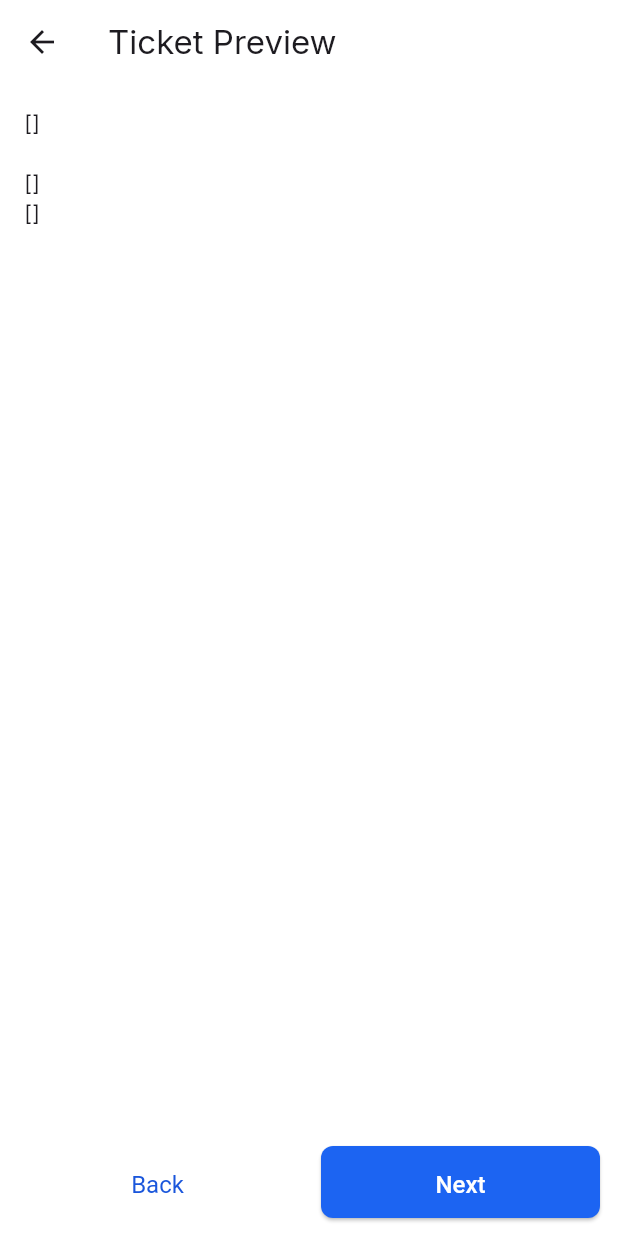
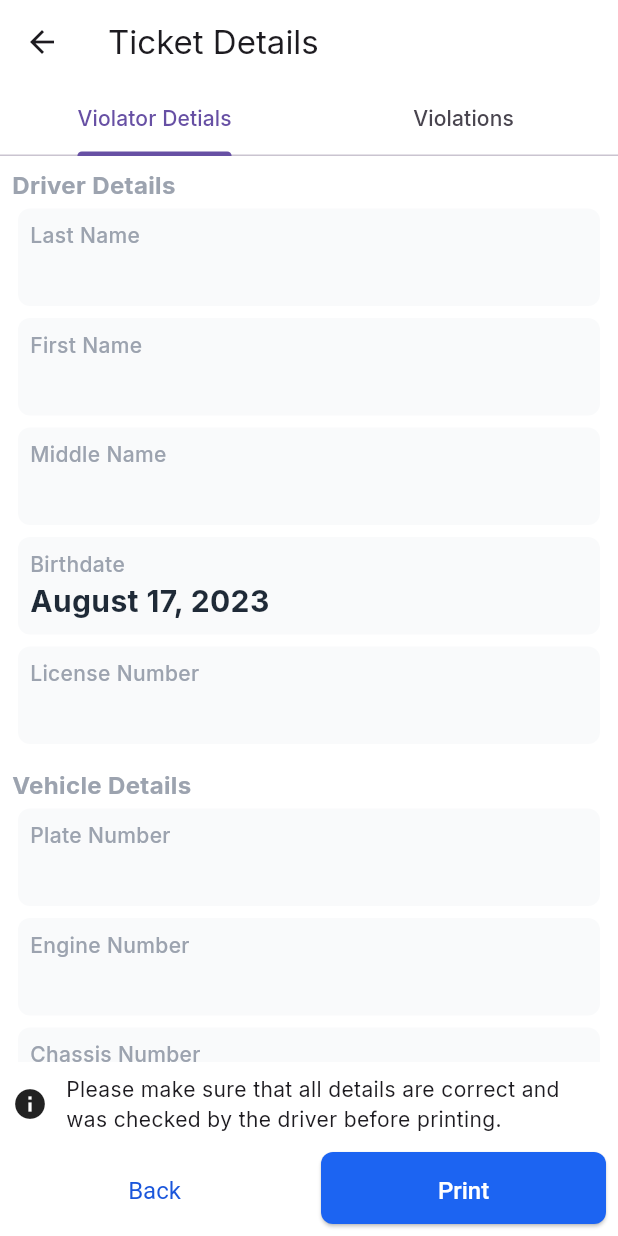
Before and after one commit to romarmph/u-traffic-enforcer, a Flutter app: the TicketPreview screen opened by its route, on a phone screen of 412 x 824 dp. Run offline on Flutter 3.47's test engine with Material 2 defaults, Android fonts, the phone set to English and light mode, and no system bars; our stand-ins replace cloud_firestore, firebase_auth, firebase_core, google_fonts, image_cropper, image_picker; accounts and stored records are empty; network calls fail.

Commit message:
Add ticket details preview page

```diff
--- a/lib/model/ticket_model.dart
+++ b/lib/model/ticket_model.dart
@@ -1,11 +1,9 @@
 import 'package:u_traffic_enforcer/config/enums/ticket_status.dart';
 
 class Ticket {
-  String? id;
-
+  final String? id;
   int? ticketNumber;
-
-  List<String>? violationsID;
+  List<String?> violationsID;
   String? licenseNumber;
   String? driverFirstName;
   String? driverMiddleName;
@@ -28,7 +26,7 @@ class Ticket {
   Ticket({
     this.id,
     this.ticketNumber,
-    this.violationsID,
+    this.violationsID = const [],
     this.licenseNumber,
     this.driverFirstName,
     this.driverMiddleName,
--- /dev/null
+++ b/lib/pages/common/preview_list_tile.dart
@@ -0,0 +1,50 @@
+import 'package:flutter/material.dart';
+
+import '../../config/themes/colors.dart';
+import '../../config/themes/spacing.dart';
+
+class PreviewListTile extends StatelessWidget {
+  const PreviewListTile({
+    super.key,
+    required this.title,
+    required this.subtitle,
+  });
+
+  final String title;
+  final String subtitle;
+
+  @override
+  Widget build(BuildContext context) {
+    return Card(
+      shape: RoundedRectangleBorder(
+        borderRadius: BorderRadius.circular(USpace.space8),
+      ),
+      elevation: 0,
+      color: UColors.gray50,
+      child: Padding(
+        padding: const EdgeInsets.all(8.0),
+        child: Column(
+          crossAxisAlignment: CrossAxisAlignment.stretch,
+          children: [
+            Text(
+              subtitle,
+              style: const TextStyle(
+                color: UColors.gray400,
+                fontSize: 14,
+                fontWeight: FontWeight.w500,
+              ),
+            ),
+            Text(
+              title,
+              style: TextStyle(
+                fontWeight: FontWeight.w700,
+                fontSize: 20,
+                color: title.isEmpty ? UColors.gray400 : UColors.gray800,
+              ),
+            ),
+          ],
+        ),
+      ),
+    );
+  }
+}
--- a/lib/pages/home/home_page.dart
+++ b/lib/pages/home/home_page.dart
@@ -310,8 +310,6 @@ class _HomePageState extends State<HomePage> {
   Widget build(BuildContext context) {
     final provider = Provider.of<AuthService>(context);
 
-    print(provider.currentUser.email);
-    print(provider.currentUser.id);
     return Scaffold(
       body: SafeArea(
         child: Column(
--- a/lib/pages/ticket/preview_page.dart
+++ b/lib/pages/ticket/preview_page.dart
@@ -1,18 +1,56 @@
 import 'package:flutter/material.dart';
+import 'package:intl/intl.dart';
 import 'package:provider/provider.dart';
+import 'package:u_traffic_enforcer/model/violation_model.dart';
 
 import '../../config/themes/colors.dart';
 import '../../config/themes/spacing.dart';
+import '../../model/ticket_model.dart';
 import '../../providers/ticket_provider.dart';
+import '../../providers/violations_provider.dart';
+import '../common/preview_list_tile.dart';
 
-class TicketPreview extends StatelessWidget {
+class TicketPreview extends StatefulWidget {
   const TicketPreview({super.key});
+
+  @override
+  State<TicketPreview> createState() => _TicketPreviewState();
+}
+
+class _TicketPreviewState extends State<TicketPreview>
+    with SingleTickerProviderStateMixin {
+  late TabController tabController;
+
+  @override
+  void initState() {
+    tabController = TabController(length: 2, vsync: this);
+
+    super.initState();
+  }
 
   Widget _buildActionButtons(BuildContext context) {
     return Container(
-      padding: const EdgeInsets.all(USpace.space12),
+      padding: const EdgeInsets.all(USpace.space8),
       color: UColors.white,
-      child: Row(
+      child: Column(
+        mainAxisAlignment: MainAxisAlignment.start,
+        mainAxisSize: MainAxisSize.min,
+        children: [
+          const Row(
+            mainAxisSize: MainAxisSize.min,
+            children: [
+              Icon(Icons.info),
+              SizedBox(width: USpace.space12),
+              Flexible(
+                child: Text(
+                  "Please make sure that all details are correct and was checked by the driver before printing.",
+                  overflow: TextOverflow.clip,
+                ),
+              ),
+            ],
+          ),
+          const SizedBox(height: USpace.space12),
+          Row(
             children: [
               Expanded(
                 child: TextButton(
@@ -28,8 +66,10 @@ class TicketPreview extends StatelessWidget {
                   onPressed: () {
                     Navigator.pushNamed(context, "/ticketpreview");
                   },
-              child: const Text("Next"),
+                  child: const Text("Print"),
                 ),
+              ),
+            ],
           ),
         ],
       ),
@@ -38,34 +78,147 @@ class TicketPreview extends StatelessWidget {
 
   @override
   Widget build(BuildContext context) {
+    final violationsProvider = Provider.of<ViolationProvider>(
+      context,
+      listen: false,
+    );
     return Scaffold(
       appBar: AppBar(
-        title: const Text("Ticket Preview"),
+        title: const Text("Ticket Details"),
       ),
-      body: Padding(
-        padding: const EdgeInsets.all(USpace.space16),
-        child: Consumer<TicketProvider>(
+      body: Consumer<TicketProvider>(
         builder: (context, value, child) {
+          final Ticket ticket = value.getTicket;
+
           return Column(
             children: [
-                Text(
-                  value.getTicket.violationsID.toString(),
+              TabBar(
+                controller: tabController,
+                tabs: _buildTabs(),
               ),
-                Text(
-                  value.getTicket.enforcerId.toString(),
+              Expanded(
+                child: TabBarView(
+                  controller: tabController,
+                  children: [
+                    _builDetailsView(ticket),
+                    _buildViolationsView(),
+                  ],
                 ),
-                Text(
-                  value.getTicket.violationsID.toString(),
-                ),
-                Text(
-                  value.getTicket.violationsID.toString(),
               ),
             ],
           );
         },
       ),
-      ),
       bottomNavigationBar: _buildActionButtons(context),
     );
   }
+
+  List<Widget> _buildTabs() {
+    return const <Widget>[
+      Tab(
+        text: "Violator Detials",
+      ),
+      Tab(
+        text: "Violations",
+      ),
+    ];
   }
+
+  Widget _buildViolationsView() {
+    return Consumer<ViolationProvider>(
+      builder: (context, value, child) {
+        final List<Violation> selected =
+            value.getViolations.where((element) => element.isSelected).toList();
+
+        return ListView.builder(
+          itemCount: selected.length,
+          itemBuilder: (context, index) {
+            final Violation violation = selected[index];
+
+            return ListTile(
+              title: Text(violation.name),
+              subtitle: Text(violation.fine.toString()),
+            );
+          },
+        );
+      },
+    );
+  }
+
+  Widget _builDetailsView(Ticket ticket) {
+    final dateFormat = DateFormat("MMMM dd, yyyy");
+    return SingleChildScrollView(
+      child: Padding(
+        padding: const EdgeInsets.all(USpace.space8),
+        child: Column(
+          crossAxisAlignment: CrossAxisAlignment.stretch,
+          children: [
+            const Text(
+              "Driver Details",
+              style: TextStyle(
+                color: UColors.gray400,
+                fontSize: 16,
+                fontWeight: FontWeight.bold,
+              ),
+            ),
+            PreviewListTile(
+              title: ticket.driverLastName!,
+              subtitle: "Last Name",
+            ),
+            PreviewListTile(
+              title: ticket.driverFirstName!,
+              subtitle: "First Name",
+            ),
+            PreviewListTile(
+              title: ticket.driverMiddleName!,
+              subtitle: "Middle Name",
+            ),
+            PreviewListTile(
+              title: dateFormat.format(ticket.birthDate!),
+              subtitle: "Birthdate",
+            ),
+            PreviewListTile(
+              title: ticket.licenseNumber!,
+              subtitle: "License Number",
+            ),
+            const SizedBox(
+              height: USpace.space12,
+            ),
+            const Text(
+              "Vehicle Details",
+              style: TextStyle(
+                color: UColors.gray400,
+                fontSize: 16,
+                fontWeight: FontWeight.bold,
+              ),
+            ),
+            PreviewListTile(
+              title: ticket.plateNumber!,
+              subtitle: "Plate Number",
+            ),
+            PreviewListTile(
+              title: ticket.engineNumber!,
+              subtitle: "Engine Number",
+            ),
+            PreviewListTile(
+              title: ticket.chassisNumber!,
+              subtitle: "Chassis Number",
+            ),
+            PreviewListTile(
+              title: ticket.vehicleType!,
+              subtitle: "Vehicle Type",
+            ),
+            PreviewListTile(
+              title: ticket.vehicleOwner!,
+              subtitle: "Vehicle Owner",
+            ),
+            PreviewListTile(
+              title: ticket.vehicleOwnerAddress!,
+              subtitle: "Vehicle Owner Address",
+            ),
+          ],
+        ),
+      ),
+    );
+  }
+}
--- a/lib/pages/ticket/violations_list_page.dart
+++ b/lib/pages/ticket/violations_list_page.dart
@@ -5,6 +5,7 @@ import 'package:u_traffic_enforcer/config/themes/textstyles.dart';
 import '../../config/themes/colors.dart';
 import '../../config/themes/spacing.dart';
 import '../../model/violation_model.dart';
+import '../../providers/ticket_provider.dart';
 import '../../providers/violations_provider.dart';
 
 class ViolationsList extends StatefulWidget {
@@ -40,7 +41,7 @@ class _ViolationsListState extends State<ViolationsList> {
           const SizedBox(width: USpace.space16),
           Expanded(
             child: ElevatedButton(
-              onPressed: () {},
+              onPressed: goToTicketPreview,
               child: const Text("Next"),
             ),
           ),
@@ -96,4 +97,27 @@ class _ViolationsListState extends State<ViolationsList> {
       bottomNavigationBar: _buildActionButtons(),
     );
   }
+
+  void goToTicketPreview() {
+    final provider = Provider.of<ViolationProvider>(context, listen: false);
+
+    if (provider.getViolations.where((element) => element.isSelected).isEmpty) {
+      ScaffoldMessenger.of(context).showSnackBar(
+        const SnackBar(
+          content: Text("Please select at least one violation"),
+        ),
+      );
+      return;
+    }
+
+    final List<String?> selectedTicket = provider.getViolations
+        .where((element) => element.isSelected)
+        .map((e) => e.id)
+        .toList();
+
+    Provider.of<TicketProvider>(context, listen: false)
+        .updateTicketField("violationsID", selectedTicket);
+
+    Navigator.pushNamed(context, "/ticket/ticketpreview");
+  }
 }
--- a/lib/pages/ticket/violator_details_page.dart
+++ b/lib/pages/ticket/violator_details_page.dart
@@ -1,9 +1,11 @@
 import 'package:flutter/material.dart';
+import 'package:provider/provider.dart';
 
 import '../../config/themes/colors.dart';
 import '../../config/themes/spacing.dart';
 import '../../config/themes/textstyles.dart';
 import '../../model/ticket_model.dart';
+import '../../providers/ticket_provider.dart';
 // import '../../services/image_picker.dart';
 
 class ViolatorDetails extends StatefulWidget {
@@ -379,7 +381,7 @@ class _ViolatorDetailsState extends State<ViolatorDetails>
           : _vehicleOwnerAddressController.text,
     );
 
-    print(ticket.toJson());
+    Provider.of<TicketProvider>(context, listen: false).updateTicket(ticket);
 
     Navigator.pushNamed(context, "/ticket/violationslist");
   }
--- a/lib/providers/violations_provider.dart
+++ b/lib/providers/violations_provider.dart
@@ -20,6 +20,7 @@ class ViolationProvider extends ChangeNotifier {
     final int index = _violationsList.indexWhere((Violation v) => v.id == id);
     _violationsList[index].isSelected =
         _violationsList[index].isSelected ? false : true;
+
     notifyListeners();
   }
 }
--- a/pubspec.yaml
+++ b/pubspec.yaml
@@ -43,6 +43,7 @@ dependencies:
   image_cropper: ^5.0.0
   image_picker: ^1.0.1
   firebase_storage: ^11.2.5
+  intl: ^0.18.1
 
 dev_dependencies:
   flutter_test:
```
Also changed, not shown: pubspec.lock. Lines whose indentation alone changed are shown as unchanged.
